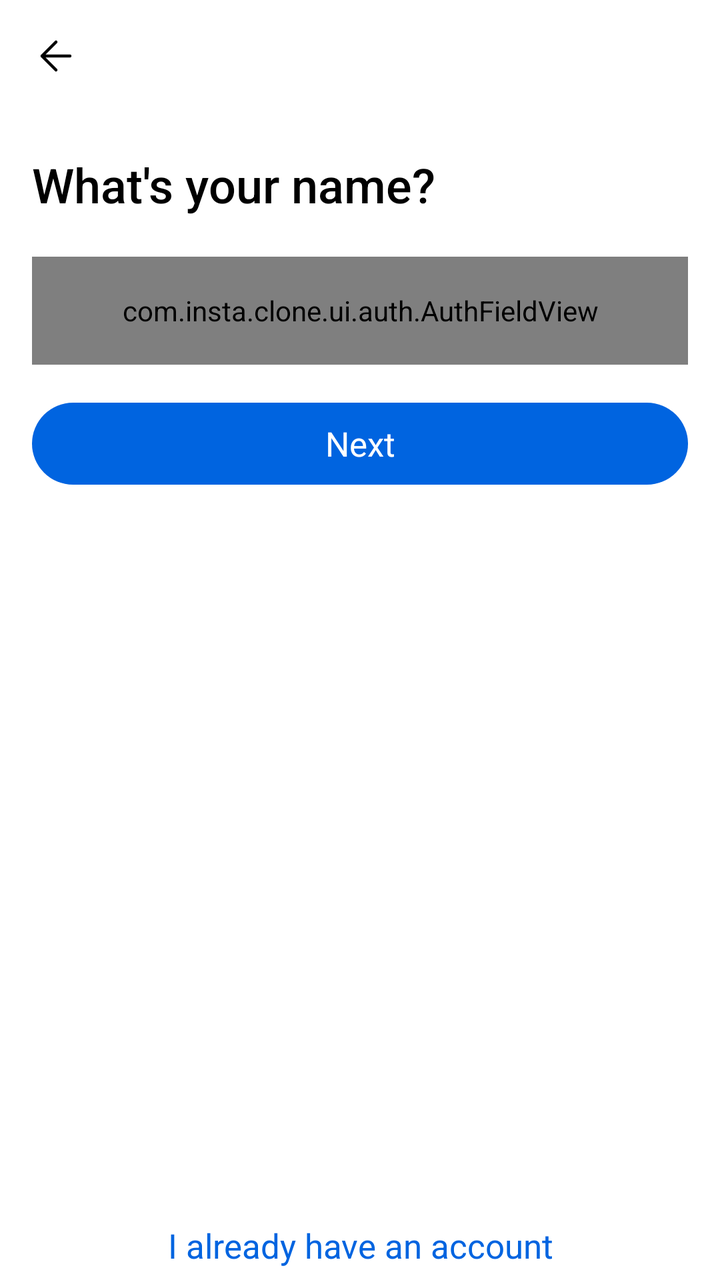
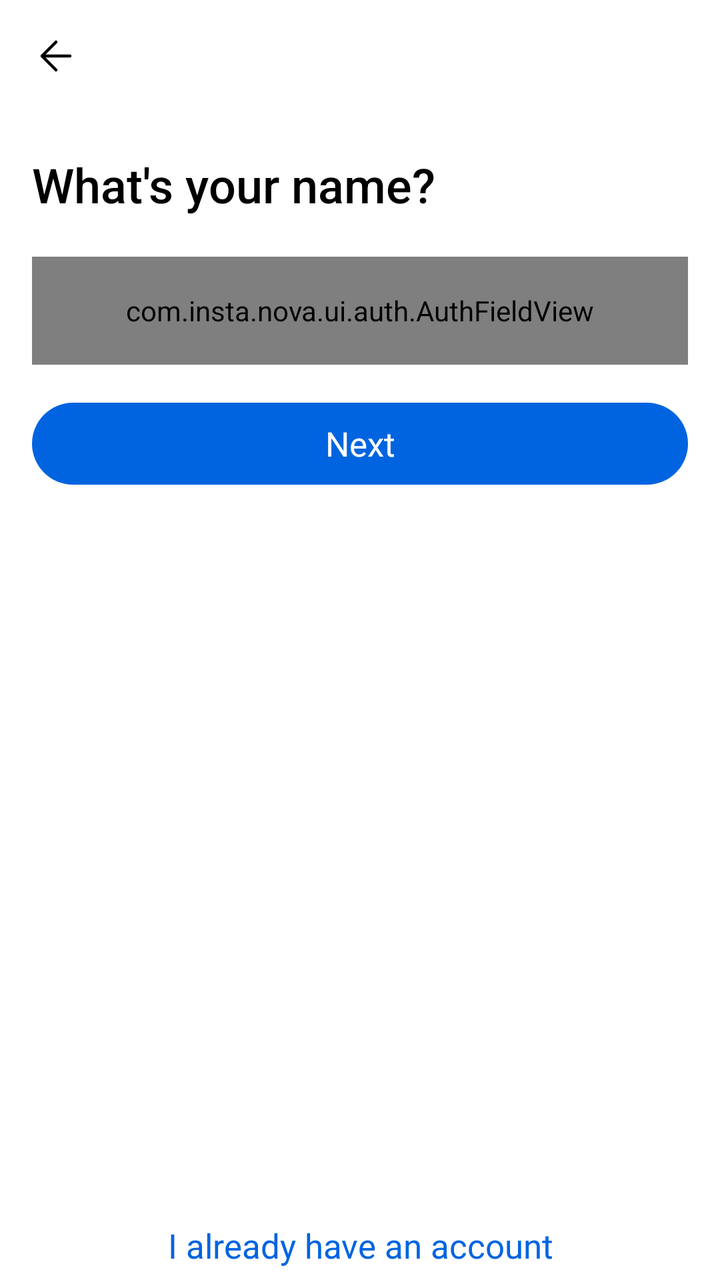

An Android layout rendered at two revisions. The XML below is the earlier revision; the diff shows what the commit changed to produce the second picture.
<!-- AndroidManifest.xml: application theme Theme.InstaClone -->
<!-- res/layout/fragment_wizard_name.xml -->
<?xml version="1.0" encoding="utf-8"?>
<LinearLayout xmlns:android="http://schemas.android.com/apk/res/android"
    android:layout_width="match_parent"
    android:layout_height="match_parent"
    android:background="@color/auth_bg"
    android:orientation="vertical">

    <include
        android:id="@+id/topbar"
        layout="@layout/view_wizard_topbar" />

    <ScrollView
        android:layout_width="match_parent"
        android:layout_height="0dp"
        android:layout_weight="1"
        android:fillViewport="true"
        android:overScrollMode="never">

        <LinearLayout
            android:layout_width="match_parent"
            android:layout_height="wrap_content"
            android:orientation="vertical"
            android:paddingStart="@dimen/auth_side_padding"
            android:paddingEnd="@dimen/auth_side_padding">

            <TextView
                android:id="@+id/tv_title"
                style="@style/TextAppearance.Insta.AuthTitle"
                android:layout_width="match_parent"
                android:layout_height="wrap_content"
                android:layout_marginTop="@dimen/auth_title_gap"
                android:text="@string/auth_name_title" />

            <com.insta.clone.ui.auth.AuthFieldView
                android:id="@+id/field_name"
                style="@style/Widget.Insta.AuthField"
                android:layout_marginTop="@dimen/auth_title_gap" />

            <FrameLayout
                android:layout_width="match_parent"
                android:layout_height="@dimen/auth_button_height"
                android:layout_marginTop="@dimen/auth_button_gap">

                <androidx.appcompat.widget.AppCompatButton
                    android:id="@+id/btn_primary"
                    style="@style/Widget.Insta.AuthButton.Primary"
                    android:layout_width="match_parent"
                    android:layout_height="match_parent"
                    android:text="@string/auth_next" />

                <ProgressBar
                    android:id="@+id/progress_primary"
                    android:layout_width="@dimen/auth_button_spinner"
                    android:layout_height="@dimen/auth_button_spinner"
                    android:layout_gravity="center"
                    android:indeterminateTint="@color/auth_on_primary"
                    android:visibility="gone" />
            </FrameLayout>
        </LinearLayout>
    </ScrollView>

    <androidx.appcompat.widget.AppCompatButton
        android:id="@+id/btn_bottom_link"
        style="@style/Widget.Insta.AuthBottomLink"
        android:layout_gravity="center_horizontal"
        android:text="@string/auth_already_have_account" />
</LinearLayout>
<!-- res/layout/view_wizard_topbar.xml (included above) -->
<?xml version="1.0" encoding="utf-8"?>
<FrameLayout xmlns:android="http://schemas.android.com/apk/res/android"
    xmlns:app="http://schemas.android.com/apk/res-auto"
    android:layout_width="match_parent"
    android:layout_height="@dimen/auth_top_bar_height"
    android:paddingStart="@dimen/auth_side_padding"
    android:paddingEnd="@dimen/auth_side_padding">

    <ImageView
        android:id="@+id/btn_wizard_back"
        android:layout_width="@dimen/auth_back_icon"
        android:layout_height="@dimen/auth_back_icon"
        android:layout_gravity="start|center_vertical"
        android:background="?attr/selectableItemBackgroundBorderless"
        android:contentDescription="@string/auth_back"
        android:src="@drawable/ic_arrow_back"
        app:tint="@color/auth_text" />
</FrameLayout>
<!-- resources referenced by this layout -->
<resources>
  <color name="auth_bg">#FFFFFF</color>
  <color name="auth_on_primary">#FFFFFF</color>
  <color name="auth_text">#000000</color>
  <dimen name="auth_back_icon">24dp</dimen>
  <dimen name="auth_button_gap">19dp</dimen>
  <dimen name="auth_button_height">41dp</dimen>
  <dimen name="auth_button_spinner">20dp</dimen>
  <dimen name="auth_side_padding">16dp</dimen>
  <dimen name="auth_title_gap">20dp</dimen>
  <dimen name="auth_top_bar_height">56dp</dimen>
  <string name="auth_already_have_account">I already have an account</string>
  <string name="auth_back">Back</string>
  <string name="auth_name_title">What\'s your name?</string>
  <string name="auth_next">Next</string>
  <style name="TextAppearance.Insta.AuthTitle" parent="TextAppearance.AppCompat">
          <item name="android:fontFamily">sans-serif-medium</item>
          <item name="android:textSize">@dimen/auth_title_size</item>
          <item name="android:textColor">@color/auth_text</item>
      </style>
  <style name="Widget.Insta.AuthField" parent="">
          <item name="android:layout_width">match_parent</item>
          <item name="android:layout_height">@dimen/auth_field_height</item>
          <item name="android:background">@drawable/bg_auth_field</item>
          <item name="android:paddingStart">@dimen/auth_field_padding_horizontal</item>
          <item name="android:paddingEnd">@dimen/auth_field_padding_horizontal</item>
          <item name="android:paddingTop">8dp</item>
          <item name="android:paddingBottom">8dp</item>
      </style>
  <color name="color_text_primary">#000000</color>
  <dimen name="auth_title_size">24sp</dimen>
  <style name="TextAppearance.Insta.AuthBottomLink" parent="TextAppearance.AppCompat">
          <item name="android:fontFamily">sans-serif-medium</item>
          <item name="android:textSize">@dimen/auth_bottom_link_text_size</item>
          <item name="android:textColor">@color/auth_link</item>
      </style>
  <!-- drawable bg_auth_button_primary (drawable) -->
  <?xml version="1.0" encoding="utf-8"?>
  <shape xmlns:android="http://schemas.android.com/apk/res/android"
      android:shape="rectangle">
      <solid android:color="@color/auth_primary" />
      <corners android:radius="@dimen/auth_button_radius" />
  </shape>
  <style name="TextAppearance.Insta.AuthButton" parent="TextAppearance.AppCompat">
          <item name="android:fontFamily">sans-serif-medium</item>
          <item name="android:textAllCaps">false</item>
          <item name="android:textSize">@dimen/auth_button_text_size</item>
      </style>
  <dimen name="auth_field_height">54dp</dimen>
  <dimen name="auth_field_padding_horizontal">16dp</dimen>
  <color name="color_primary">#0095F6</color>
  <color name="white">#FFFFFF</color>
  <color name="color_background">#FFFFFF</color>
  <color name="color_text_secondary">#737373</color>
  <color name="color_surface_variant">#EFEFEF</color>
  <color name="color_divider">#DBDBDB</color>
  <color name="color_like">#FF3040</color>
  <color name="color_sheet">#FFFFFF</color>
  <dimen name="auth_bottom_link_text_size">17sp</dimen>
  <color name="auth_link">#0064E0</color>
  <color name="auth_primary">#0064E0</color>
  <dimen name="auth_button_radius">100dp</dimen>
  <dimen name="auth_button_text_size">17sp</dimen>
  <color name="auth_code_box_bg">#00000000</color>
  <dimen name="auth_field_radius">16dp</dimen>
  <dimen name="auth_field_stroke_focused">2dp</dimen>
  <color name="auth_field_border_focused">#000000</color>
  <dimen name="auth_field_stroke">1.5dp</dimen>
  <color name="auth_field_border">#CED0D4</color>
  <!-- unchanged entries left out for length: 5 -->
</resources>

<!-- the commit's change to res/layout/fragment_wizard_name.xml (unified diff, before → after) -->
@@ -31,7 +31,7 @@
                 android:layout_marginTop="@dimen/auth_title_gap"
                 android:text="@string/auth_name_title" />
 
-            <com.insta.clone.ui.auth.AuthFieldView
+            <com.insta.nova.ui.auth.AuthFieldView
                 android:id="@+id/field_name"
                 style="@style/Widget.Insta.AuthField"
                 android:layout_marginTop="@dimen/auth_title_gap" />
